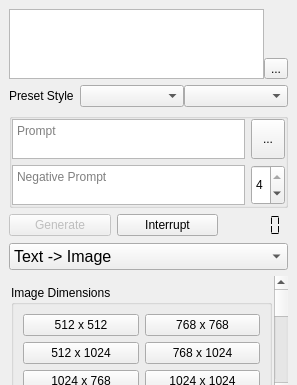
This is leonardo_ai/view/dock.ui in rainu/krita-leonardo-ai as Qt 5 draws it before an edit; both pictures show x 0 to 297 and y 0 to 385 of the 297 by 793 pixel window. The edited form follows.
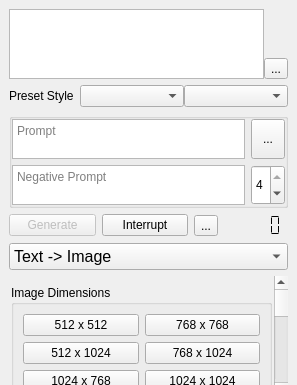
This is the edited form. Icons and pictures are not drawn.

```diff
--- a/leonardo_ai/view/dock.ui
+++ b/leonardo_ai/view/dock.ui
@@ -367,6 +367,16 @@
          </property>
         </widget>
        </item>
+       <item>
+        <widget class="QToolButton" name="btnGenerateSearch">
+         <property name="text">
+          <string>...</string>
+         </property>
+         <property name="icon">
+          <iconset theme="system-search"/>
+         </property>
+        </widget>
+       </item>
        <item alignment="Qt::AlignRight">
         <widget class="QLCDNumber" name="lcdBalance">
          <property name="frameShape">
```
Left out of the diff: 4 changed lines with no effect on the pictures.
